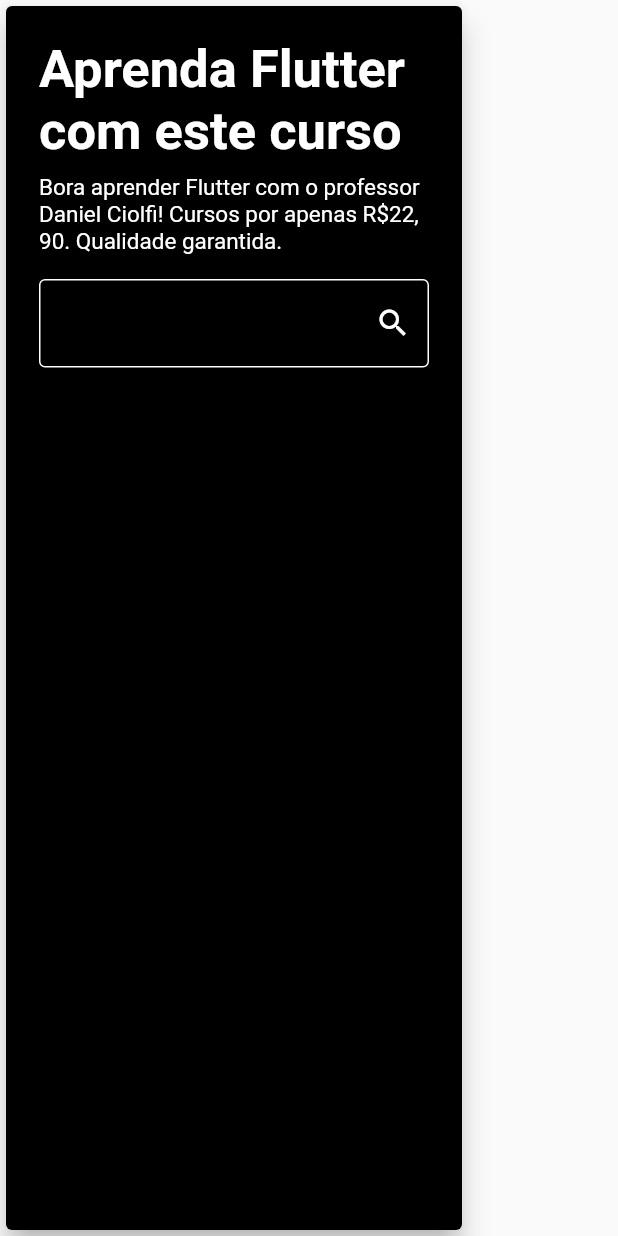
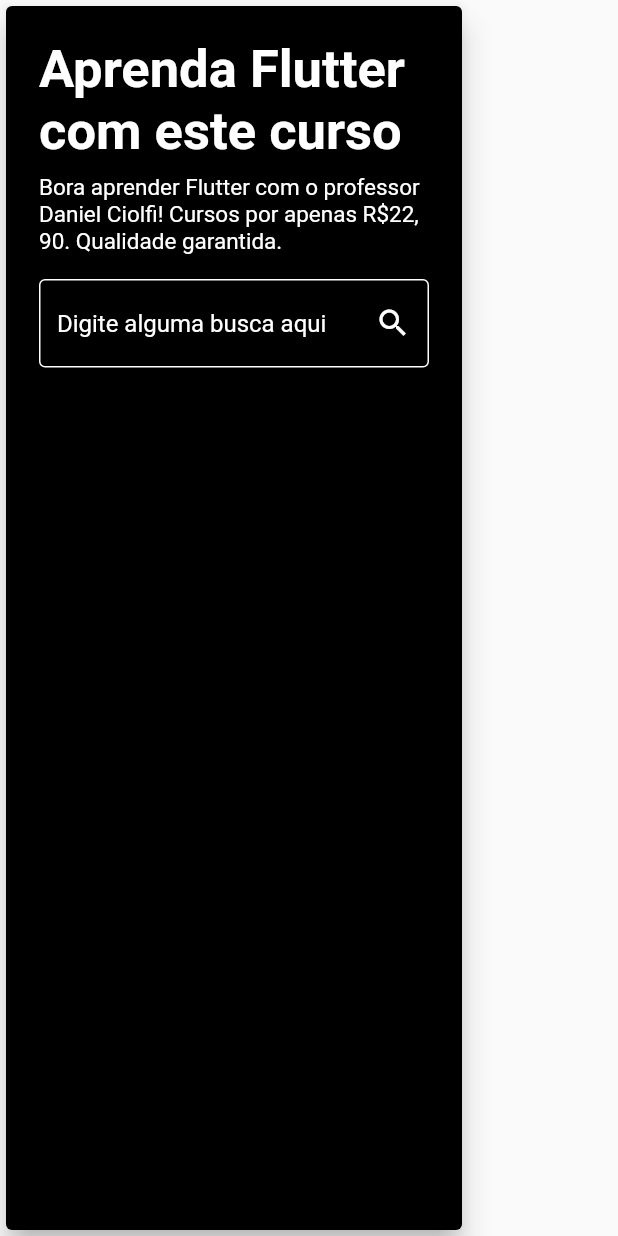
Before and after one commit to matheusEduardoTavares/FlutterResponsividade, a Flutter app: the CourseInformativeCard widget shown alone on an empty page, opened directly, on a phone screen of 412 x 824 dp. Run offline on Flutter 3.47's test engine with Material 2 defaults, Android fonts, the phone set to English and light mode, and no system bars; our stand-ins replace auto_size_text, device_preview; network calls fail.

Commit message:
Aula 29 - Criando a Secao do Topo para Mobile - finalizada

```diff
--- a/projeto1/lib/pages/home/home_page.dart
+++ b/projeto1/lib/pages/home/home_page.dart
@@ -44,6 +44,7 @@ class HomePage extends StatelessWidget {
 
     return LayoutBuilder(
       builder: (_, constraints) => Scaffold(
+        backgroundColor: Colors.black,
         appBar: constraints.maxWidth < mobileBreakpoint ?
           PreferredSize(
             child: MobileAppBar(),
--- a/projeto1/lib/pages/home/widgets/course_informative_card/course_informative_card.dart
+++ b/projeto1/lib/pages/home/widgets/course_informative_card/course_informative_card.dart
@@ -1,5 +1,5 @@
 import 'package:flutter/material.dart';
-import 'package:projeto1/pages/home/widgets/custom_search_field.dart';
+import 'package:projeto1/pages/home/widgets/course_informative_texts/course_informative_texts.dart';
 
 class CourseInformativeCard extends StatelessWidget {
   const CourseInformativeCard({
@@ -22,27 +22,9 @@ class CourseInformativeCard extends StatelessWidget {
         padding: const EdgeInsets.all(22.0),
         child: Container(
           width: width ?? 450,
-          child: Column(
-            children: [
-              Text(
-                'Aprenda Flutter com este curso',
-                style: TextStyle(
-                  fontSize: titleFontSize ?? 40,
-                  fontWeight: FontWeight.bold,
-                  color: Colors.white,
-                ),
-              ),
-              const SizedBox(height: 8,),
-              Text(
-                'Bora aprender Flutter com o professor Daniel Ciolfi! Cursos por apenas R\$22, 90. Qualidade garantida.',
-                style: TextStyle(
-                  fontSize: contentFontSize ?? 18.0,
-                  color: Colors.white,
-                ),
-              ),
-              const SizedBox(height: 16,),
-              CustomSearchField(),
-            ],
+          child: CourseInformativeTexts(
+            contentFontSize: contentFontSize,
+            titleFontSize: titleFontSize,
           ),
         ),
       ),
--- /dev/null
+++ b/projeto1/lib/pages/home/widgets/course_informative_texts/course_informative_texts.dart
@@ -0,0 +1,42 @@
+import 'package:flutter/material.dart';
+import 'package:projeto1/pages/home/widgets/custom_search_field.dart';
+
+class CourseInformativeTexts extends StatelessWidget {
+  const CourseInformativeTexts({
+    this.contentFontSize,
+    this.titleFontSize,
+    this.crossAxisAlignment,
+    Key key,
+  }) : super(key: key);
+
+  final double titleFontSize;
+  final double contentFontSize;
+  final CrossAxisAlignment crossAxisAlignment;
+
+  @override
+  Widget build(BuildContext context) {
+    return Column(
+      crossAxisAlignment: crossAxisAlignment ?? CrossAxisAlignment.center,
+      children: [
+        Text(
+          'Aprenda Flutter com este curso',
+          style: TextStyle(
+            fontSize: titleFontSize ?? 40,
+            fontWeight: FontWeight.bold,
+            color: Colors.white,
+          ),
+        ),
+        const SizedBox(height: 8,),
+        Text(
+          'Bora aprender Flutter com o professor Daniel Ciolfi! Cursos por apenas R\$22, 90. Qualidade garantida.',
+          style: TextStyle(
+            fontSize: contentFontSize ?? 18.0,
+            color: Colors.white,
+          ),
+        ),
+        const SizedBox(height: 16,),
+        CustomSearchField(),
+      ],
+    );
+  }
+}
--- a/projeto1/lib/pages/home/widgets/custom_search_field.dart
+++ b/projeto1/lib/pages/home/widgets/custom_search_field.dart
@@ -21,7 +21,8 @@ class CustomSearchField extends StatelessWidget {
             color: Colors.white,
           ),
         ),
-        hintText: 'Digite alguma coisa aqui',
+        hintText: 'Digite alguma busca aqui',
+        hintStyle: TextStyle(color: Colors.white),
         suffixIcon: IconButton(
           icon: const Icon(Icons.search),
           color: Colors.white,
```
Also changed, not shown: projeto1/lib/pages/home/widgets/sections/top_section.dart (+22 -1 lines).
